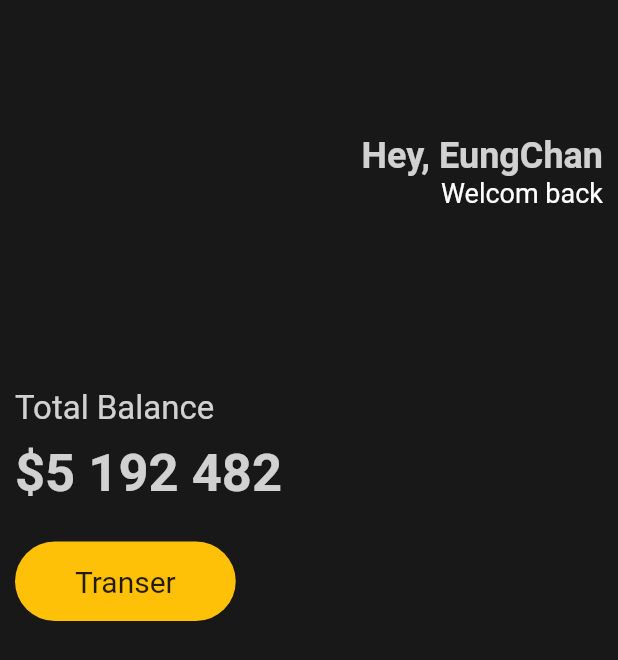
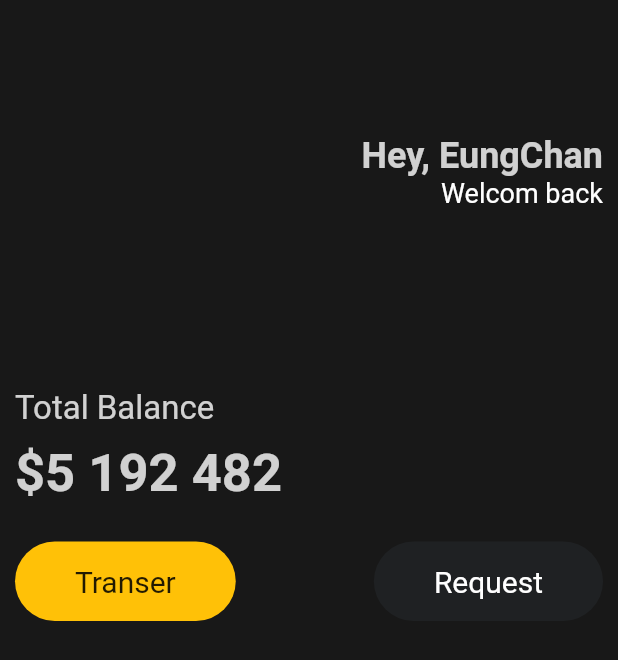
Before and after one commit to yeschan119/mini-projects, a Flutter app: the screen it shows after launch, on a phone screen of 412 x 824 dp. Shown: the top 660 px of the screen. Run offline on Flutter 3.47's test engine with Material 2 defaults, Android fonts, the light colour scheme and no system bars.

Commit message:
add functions

```diff
--- a/banking_app/lib/main.dart
+++ b/banking_app/lib/main.dart
@@ -70,6 +70,7 @@ class App extends StatelessWidget {
                 height: 25,
               ),
               Row(
+                mainAxisAlignment: MainAxisAlignment.spaceBetween,
                 children: [
                   Container(
                     decoration: BoxDecoration(
@@ -89,6 +90,25 @@ class App extends StatelessWidget {
                       ),
                     ),
                   ),
+                  Container(
+                    decoration: BoxDecoration(
+                      color: const Color(0xFF1F2123),
+                      borderRadius: BorderRadius.circular(45),
+                    ),
+                    child: const Padding(
+                      padding: EdgeInsets.symmetric(
+                        horizontal: 40,
+                        vertical: 15,
+                      ),
+                      child: Text(
+                        'Request',
+                        style: TextStyle(
+                          fontSize: 20,
+                          color: Colors.white,
+                        ),
+                      ),
+                    ),
+                  ),
                 ],
               ),
             ],
```
